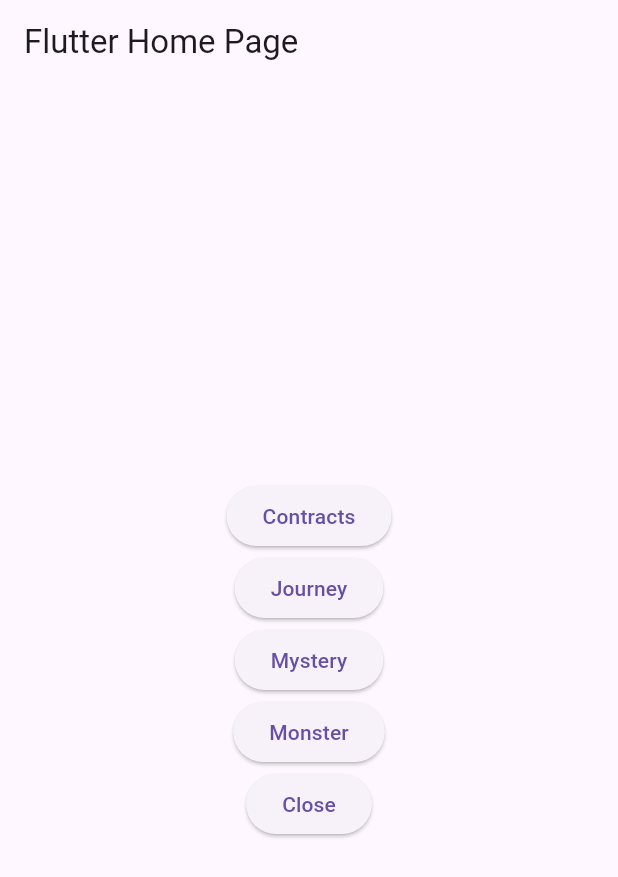
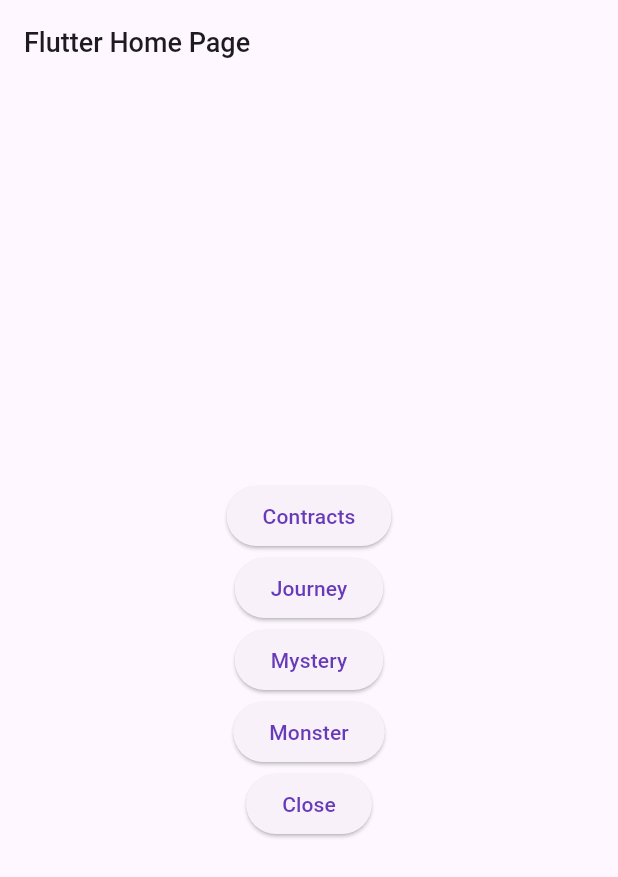
Before and after one commit to satanicway/Test, a Flutter app: the screen it shows after launch, on a phone screen of 412 x 824 dp. Shown: the top 877 px of the screen. Run offline on Flutter 3.47's test engine with Material 3 defaults, Android fonts, the phone set to English and light mode, and no system bars.

Commit message:
Remove placeholder artwork and update theme

```diff
--- /dev/null
+++ b/mobile_app/lib/theme.dart
@@ -0,0 +1,33 @@
+import 'package:flutter/material.dart';
+
+class AppTheme {
+  /// Light theme used throughout the application. Colors and text styles are
+  /// derived from a single seed color to keep the look consistent.
+  static ThemeData get lightTheme {
+    final base = ThemeData.light(useMaterial3: true);
+    return base.copyWith(
+      colorScheme: ColorScheme.fromSeed(
+        seedColor: Colors.deepPurple,
+        primary: Colors.deepPurple,
+        secondary: Colors.amber,
+        brightness: Brightness.light,
+      ),
+      textTheme: base.textTheme.copyWith(
+        headlineSmall: const TextStyle(
+          fontFamily: 'Roboto',
+          fontSize: 20,
+          fontWeight: FontWeight.bold,
+        ),
+        titleLarge: const TextStyle(
+          fontFamily: 'Roboto',
+          fontSize: 18,
+          fontWeight: FontWeight.w500,
+        ),
+        bodyMedium: const TextStyle(
+          fontFamily: 'Roboto',
+          fontSize: 16,
+        ),
+      ),
+    );
+  }
+}
--- a/mobile_app/pubspec.yaml
+++ b/mobile_app/pubspec.yaml
@@ -17,3 +17,9 @@ dev_dependencies:
 
 flutter:
   uses-material-design: true
+  assets:
+    # Add high-resolution artwork files for your app in assets/images.
+    # Once available, include them here:
+    # - assets/images/monsters.png
+    # - assets/images/journey_cards.png
+    # - assets/images/mystery_cards.png
```
Also changed, not shown: mobile_app/lib/main.dart (+22 -11 lines), 1 other file.
